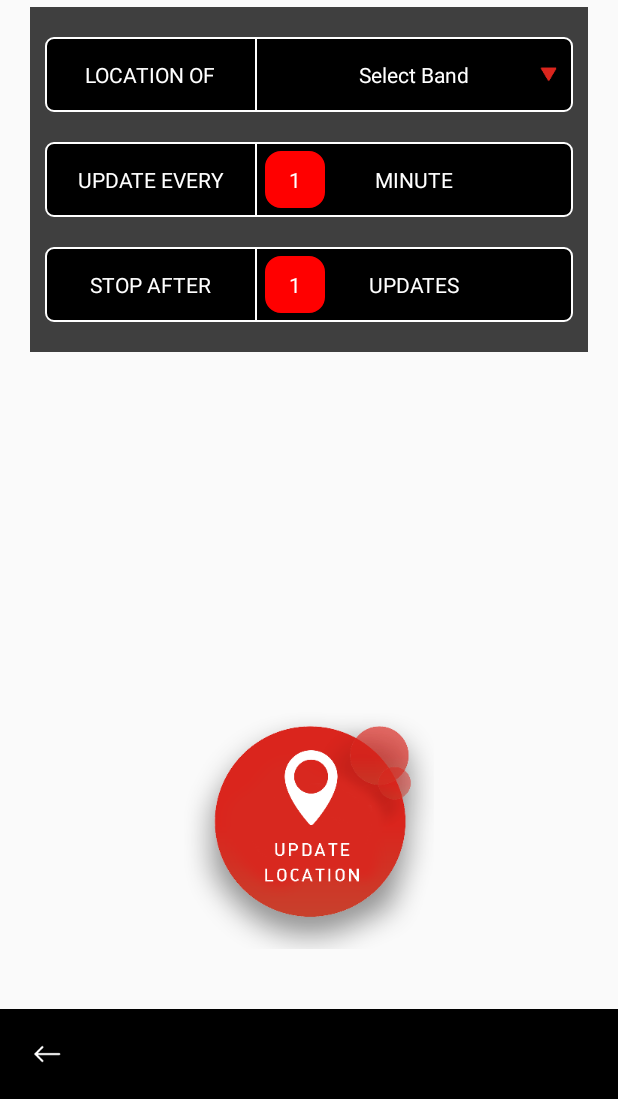
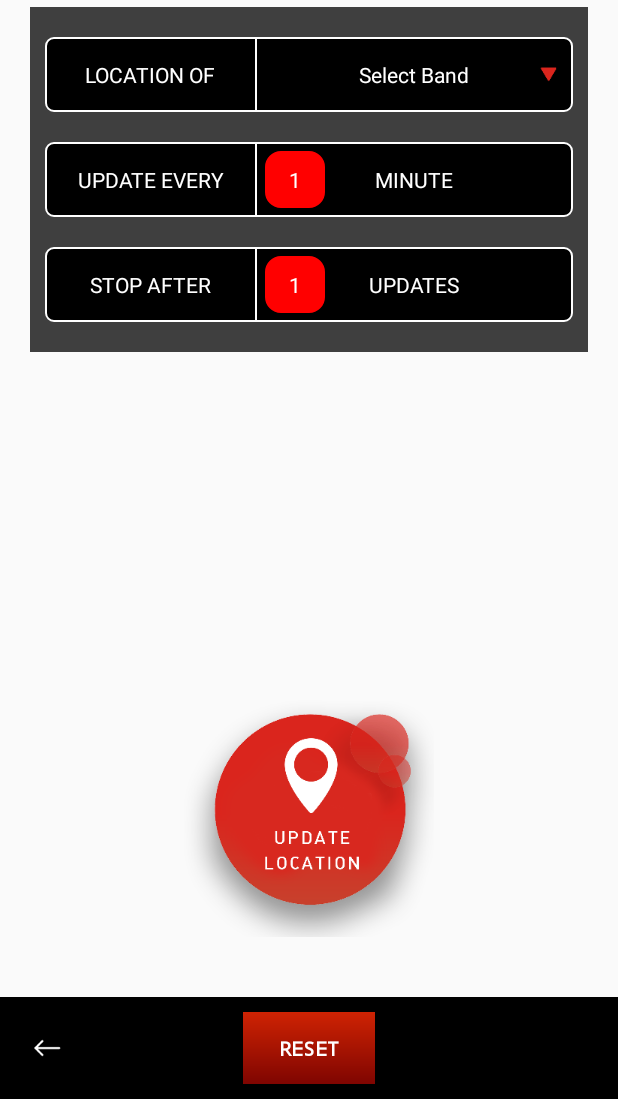
Before and after one commit to sivapolam/365Carnival, an Android app: the MainActivity screen opened directly, with no data from a screen before it, on a phone screen of 412 x 824 dp, the part 137-1236 px from its top. Run offline under Robolectric (Android 15) with nearby library versions, the phone set to English and light mode, and no system bars; our stand-ins replace Volley; libraries missing offline, so code that uses them is left out: de.greenrobot.event; 1 statement that could not run was skipped.

Commit message:
Updated code.

```diff
--- a/app/src/main/java/com/techplicit/mycarnival/SmartUpdateService.java
+++ b/app/src/main/java/com/techplicit/mycarnival/SmartUpdateService.java
@@ -188,6 +188,9 @@ public class SmartUpdateService extends Service implements LocationListener, Con
                 }
 
                 updatesCount++;
+                Logger.addRecordToLog("updatesCount --> "+updatesCount);
+                Logger.addRecordToLog("updatesInterval --> "+updatesInterval);
+
                 if (updatesCount == updatesInterval && scheduledFuture != null) {
                     scheduledFuture.cancel(false);
                     SharedPreferences.Editor editor = sharedPreferences.edit();
@@ -196,7 +199,7 @@ public class SmartUpdateService extends Service implements LocationListener, Con
 //                    setupSmartUpdateButton(true);
 
                     stopSelf();
-
+                    Logger.addRecordToLog("Updates Stopped --> ");
                 }
 
             }
--- a/app/src/main/java/com/techplicit/mycarnival/ui/fragments/BandLocationAlphaSortFragment.java
+++ b/app/src/main/java/com/techplicit/mycarnival/ui/fragments/BandLocationAlphaSortFragment.java
@@ -129,7 +129,6 @@ public class BandLocationAlphaSortFragment extends Fragment implements Constants
                 carnivalsProgress.setVisibility(View.GONE);
                 if (CarnivalsSingleton.getInstance().getBandsPojoArrayList()!=null){
                     quizModelArrayList = CarnivalsSingleton.getInstance().getBandsPojoArrayList();
-
                     carnivalsList.setAdapter(new BandLocationGridAdapter(getActivity(),quizModelArrayList));
                     carnivalsProgress.setVisibility(View.GONE);
                     emptyText.setVisibility(View.GONE);
--- a/app/src/main/java/com/techplicit/mycarnival/ui/fragments/BandsAlphaSortFragment.java
+++ b/app/src/main/java/com/techplicit/mycarnival/ui/fragments/BandsAlphaSortFragment.java
@@ -163,6 +163,7 @@ public class BandsAlphaSortFragment extends Fragment implements Constants, IResp
         Type listType = new TypeToken<ArrayList<BandsPojo>>() {
         }.getType();
         data = (ArrayList<BandsPojo>) gson.fromJson(resp, listType);
+
         if (data!=null && !data.isEmpty()) {
             bandsAdapter = new BandsAdapter(getActivity(), data);
             carnivalsList.setAdapter(bandsAdapter);
--- a/app/src/main/java/com/techplicit/mycarnival/ui/fragments/FetesAlphaSortFragment.java
+++ b/app/src/main/java/com/techplicit/mycarnival/ui/fragments/FetesAlphaSortFragment.java
@@ -144,7 +144,7 @@ public class FetesAlphaSortFragment extends Fragment implements Constants, IResp
             Type listType = new TypeToken<ArrayList<FeteDetailModel>>() {
             }.getType();
             data = (ArrayList<FeteDetailModel>) gson.fromJson(resp, listType);
-            if (data!=null && !data.isEmpty()) {
+            if (data!=null && !data.isEmpty() && getActivity()!= null) {
                 fetesAdapter = new FetesAdapter(getActivity(), data);
                 carnivalsList.setAdapter(fetesAdapter);
                 carnivalsProgress.setVisibility(View.GONE);
--- a/app/src/main/res/layout/activity_main.xml
+++ b/app/src/main/res/layout/activity_main.xml
@@ -31,7 +31,7 @@
                 android:layout_alignParentLeft="true"
                 android:layout_centerVertical="true"
                 android:layout_marginLeft="@dimen/activity_horizontal_margin"
-                android:src="@drawable/app_icon_old" />
+                android:src="@drawable/carnival_logo_new" />
 
             <TextView
                 android:id="@+id/title_home"
--- a/app/src/main/res/layout/fragment_about.xml
+++ b/app/src/main/res/layout/fragment_about.xml
@@ -16,7 +16,7 @@
     <ImageView
         android:layout_width="wrap_content"
         android:layout_height="wrap_content"
-        android:src="@drawable/ic_aboutus_logo"
+        android:src="@drawable/carnival_logo_new"
         android:layout_alignBottom="@+id/view"
         android:layout_centerHorizontal="true"/>
 
--- a/app/src/main/res/layout/fragment_where_are_my_friends.xml
+++ b/app/src/main/res/layout/fragment_where_are_my_friends.xml
@@ -9,7 +9,7 @@
         android:tag="map_view_tag"
         android:layout_width="match_parent"
         android:layout_height="match_parent"
-        />
+        android:layout_above="@id/layout_bottom"/>
 
 
     <RelativeLayout
--- a/app/src/main/res/values/strings.xml
+++ b/app/src/main/res/values/strings.xml
@@ -1,7 +1,7 @@
 <resources>
     <string name="app_name">365carnival</string>
     <string name="version_number">1.4</string>
-    <string name="version_name">Version 0.2.6</string>
+    <string name="version_name">Version 0.3.0</string>
     <string name="email">support@keysoftamerica.com</string>
 
     <string name="title_section1">Section 1</string>
--- a/carnivaladmin/src/main/java/com/techplicit/carnivaladmin/ui/activity/MainActivity.java
+++ b/carnivaladmin/src/main/java/com/techplicit/carnivaladmin/ui/activity/MainActivity.java
@@ -35,6 +35,7 @@ import com.techplicit.carnivaladmin.interfaces.IFragmentListener;
 import com.techplicit.carnivaladmin.ui.fragments.BandUpdateFragment;
 import com.techplicit.carnivaladmin.ui.fragments.SmartUpdateFragment;
 import com.techplicit.carnivalcommons.CommonSingleton;
+import com.techplicit.carnivalcommons.SmartUpdateService;
 import com.techplicit.carnivalcommons.apipresenter.ApiResponsePresenter;
 import com.techplicit.carnivalcommons.data.BandLocationPojo;
 import com.techplicit.carnivalcommons.interfaces.IRequestInterface;
@@ -251,6 +252,19 @@ public class MainActivity extends AppCompatActivity implements IResponseInterfac
                 finish();
             }
         });
+
+        Button reset = (Button)findViewById(R.id.reset);
+        reset.setOnClickListener(new View.OnClickListener() {
+            @Override
+            public void onClick(View v) {
+                SharedPreferences.Editor editor = mSharedPreferences.edit();
+                editor.putBoolean(IS_SMART_UPDATED, true);
+                editor.apply();
+
+                Toast.makeText(getApplicationContext(), "Updates reset successfully!", Toast.LENGTH_LONG).show();
+            }
+        });
+
 
 //        updateToolBar(getString(R.string.app_name) +" v"+getString(R.string.version_num_admin));
         updateToolBar("Smart Update");
--- a/carnivaladmin/src/main/res/layout/footer_layout.xml
+++ b/carnivaladmin/src/main/res/layout/footer_layout.xml
@@ -19,6 +19,17 @@
             android:padding="16dp"
             android:src="@mipmap/back_arrow"
             android:visibility="visible"/>
+
+        <Button
+            android:id="@+id/reset"
+            style="@style/buttonStyle"
+            android:layout_width="wrap_content"
+            android:layout_height="wrap_content"
+            android:layout_centerInParent="true"
+            android:layout_gravity="center"
+            android:layout_margin="10dp"
+            android:text="RESET"
+            android:textAppearance="?android:textAppearanceMedium" />
 
         <LinearLayout
             android:layout_width="match_parent"
--- a/carnivaladmin/src/main/res/values/strings.xml
+++ b/carnivaladmin/src/main/res/values/strings.xml
@@ -18,5 +18,5 @@
 
     <string name="progress_message_band_update">Updating Band Location...</string>
     <string name="loading_bands">Loading Bands...</string>
-    <string name="version_num_admin">0.1.7</string>
+    <string name="version_num_admin">0.1.9</string>
 </resources>
```
Also changed, not shown: app/src/main/java/com/techplicit/mycarnival/ui/activities/BaseActivity.java (+6 -1 lines), carnivalcommons/src/main/java/com/techplicit/carnivalcommons/SmartUpdateService.java (+6 -4 lines), app/src/main/res/drawable-hdpi/carnival_logo_new.png, app/src/main/res/drawable-mdpi/carnival_logo_new.png, app/src/main/res/drawable-xhdpi/carnival_logo_new.png, app/src/main/res/drawable-xxhdpi/carnival_logo_new.png, app/src/main/res/drawable-xxxhdpi/carnival_logo_new.png.
